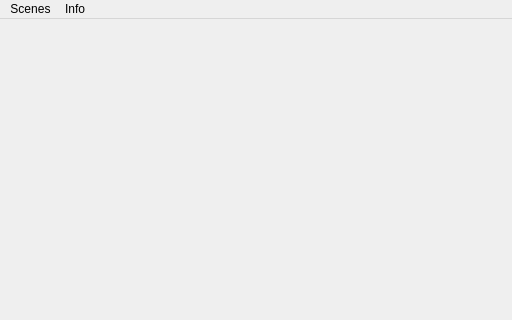
First picture: the form in src/mainwindow.ui, repository FrancoisGaits/IIG3D, before the edit; both pictures show x 0 to 512 and y 0 to 320 of the 512 by 512 pixel window.
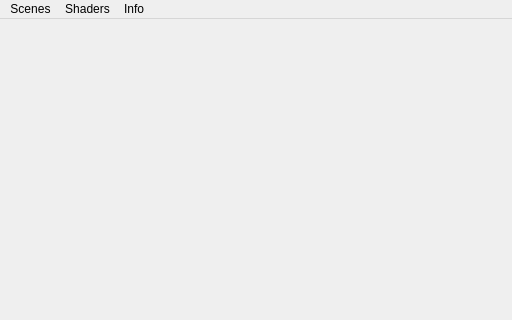
Second picture: the form after the edit.

Commit message: Find name and modif shader on exec

```diff
--- a/src/mainwindow.ui
+++ b/src/mainwindow.ui
@@ -34,7 +34,15 @@
     </property>
     <addaction name="action_Version_OpenGL"/>
    </widget>
-   <widget class="QMenu" name="menu_Demo">
+   <widget class="QMenu" name="menuShader">
+    <property name="title">
+     <string>Shaders</string>
+    </property>
+    <addaction name="action_shaderLambert"/>
+    <addaction name="action_shaderFacette"/>
+    <addaction name="action_shaderErreur"/>
+   </widget>
+   <widget class="QMenu" name="menu_scenes">
     <property name="title">
      <string>Scenes</string>
     </property>
@@ -42,7 +50,8 @@
     <addaction name="actionUV_Sphere"/>
     <addaction name="actionGeo_Sphere"/>
    </widget>
-   <addaction name="menu_Demo"/>
+   <addaction name="menu_scenes"/>
+   <addaction name="menuShader"/>
    <addaction name="menuInfo"/>
   </widget>
   <widget class="QStatusBar" name="statusBar"/>
```
Left out of the diff: 26 changed lines with no effect on the pictures. The commit also changes 9 other files.
